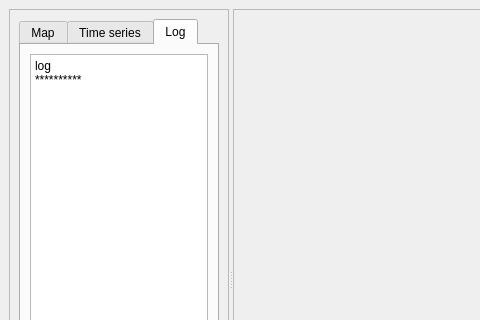
Qt form insar_explorer_dockwidget_base.ui (luhipi/insar-explorer) before a commit; both pictures show x 0 to 480 and y 0 to 320 of the 693 by 578 pixel window.
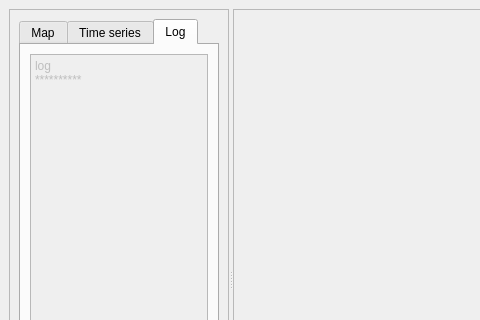
The same form after that commit. The open tabs and pages were chosen to show the change. Icons and pictures are not drawn.

Commit message: deactivate log tab and ignore writing to it

What changed in the file:
```diff
--- a/insar_explorer_dockwidget_base.ui
+++ b/insar_explorer_dockwidget_base.ui
@@ -2270,7 +2270,7 @@
                 <item>
                  <widget class="QPlainTextEdit" name="te_info">
                   <property name="enabled">
-                   <bool>true</bool>
+                   <bool>false</bool>
                   </property>
                   <property name="maximumSize">
                    <size>
```
The commit also changes 1 other file.
